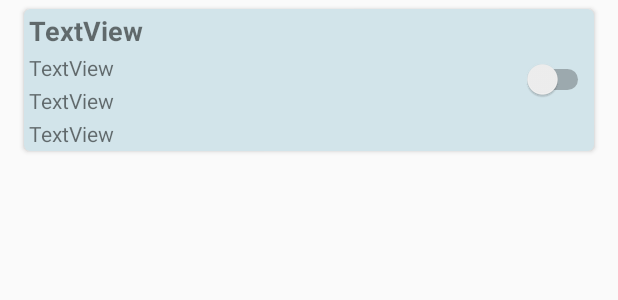
After one commit to moimfeld/AAD2020_Vvz_App_graldij_moimfeld, an Android app: the layout recycler_row_appointments_main_activity.xml on its own in the app's theme, with its tools: preview values and no code run, on a phone screen of 412 x 824 dp. The commit adds this screen. Shown: the top 300 px of the screen. Run offline under Robolectric (Android 15) with nearby library versions, the phone set to English and light mode, and no system bars.

Commit message:
implementation of the popup with recyclerview in the Timetable.java (I had to refactor some classes while doing that)

```diff
--- a/app/src/main/java/com/example/aad2020_vvz_app_graldij_moimfeld/Activities/MainActivity.java
+++ b/app/src/main/java/com/example/aad2020_vvz_app_graldij_moimfeld/Activities/MainActivity.java
@@ -35,7 +35,7 @@ public class MainActivity extends AppCompatActivity {
         setContentView(R.layout.activity_main);
 
         //SharedPreference needs to be created in order to pass it to the recycler adapters
-        SharedPreferences sharedPreferences= getSharedPreferences("shared_preferences", MODE_PRIVATE);;
+        SharedPreferences sharedPreferences= getSharedPreferences("shared_preferences", MODE_PRIVATE);
 
         //loadCourses loads whatever was saved last in the sharedPreferences with key "saved_courses
         loadCourses();
--- a/app/src/main/java/com/example/aad2020_vvz_app_graldij_moimfeld/Utils/Appointment.java
+++ b/app/src/main/java/com/example/aad2020_vvz_app_graldij_moimfeld/Utils/Appointment.java
@@ -4,6 +4,7 @@ import java.util.ArrayList;
 
 public class Appointment {
 
+    public String courseName;
     public String category;
     public String day;
     public ArrayList<Integer> time;
@@ -12,7 +13,8 @@ public class Appointment {
     public String place;
     public boolean selected;
 
-    public Appointment(String category, String day, ArrayList<Integer> time, String periodicity, ArrayList<String> dates, String place){
+    public Appointment(String courseName, String category, String day, ArrayList<Integer> time, String periodicity, ArrayList<String> dates, String place){
+        this.courseName = courseName;
         this.category = category;
         this.day = day;
         this.time = time;
--- a/app/src/main/res/layout/popup.xml
+++ b/app/src/main/res/layout/popup_main_actitvity.xml
@@ -24,7 +24,7 @@
             android:orientation="vertical">
 
             <TextView
-                android:id="@+id/textView"
+                android:id="@+id/textViewMainActivity"
                 android:layout_width="match_parent"
                 android:layout_height="wrap_content"
                 android:layout_marginTop="8dp"
@@ -35,7 +35,7 @@
                 android:textStyle="bold" />
 
             <androidx.recyclerview.widget.RecyclerView
-                android:id="@+id/recycler_view_appointments"
+                android:id="@+id/recycler_view_appointments_main_activity"
                 android:layout_width="match_parent"
                 android:layout_height="wrap_content"
                 android:layout_marginTop="12dp"
--- /dev/null
+++ b/app/src/main/res/layout/recycler_row_appointments_main_activity.xml
@@ -0,0 +1,81 @@
+<?xml version="1.0" encoding="utf-8"?>
+
+<androidx.cardview.widget.CardView xmlns:android="http://schemas.android.com/apk/res/android"
+    xmlns:app="http://schemas.android.com/apk/res-auto"
+    android:layout_width="match_parent"
+    android:layout_height="wrap_content"
+    android:layout_marginStart="16dp"
+    android:layout_marginTop="6dp"
+    android:layout_marginEnd="16dp"
+    android:layout_marginBottom="6dp"
+    app:cardBackgroundColor="#D2E4EA"
+    app:cardCornerRadius="4dp"
+    app:cardElevation="2dp">
+
+    <LinearLayout
+        android:layout_width="match_parent"
+        android:layout_height="wrap_content"
+        android:orientation="horizontal">
+
+        <LinearLayout
+            android:layout_width="wrap_content"
+            android:layout_height="wrap_content"
+            android:layout_weight="0.8"
+            android:orientation="vertical">
+
+            <TextView
+                android:id="@+id/recycler_row_appointment_category_main_activity"
+                android:layout_width="match_parent"
+                android:layout_height="wrap_content"
+                android:paddingStart="3dp"
+                android:paddingTop="2dp"
+                android:paddingBottom="1dp"
+                android:text="TextView"
+                android:textSize="18sp"
+                android:textStyle="bold" />
+
+            <TextView
+                android:id="@+id/recycler_row_appointment_day_main_activity"
+                android:layout_width="match_parent"
+                android:layout_height="wrap_content"
+                android:paddingStart="3dp"
+                android:paddingTop="1dp"
+                android:paddingBottom="1dp"
+                android:text="TextView" />
+
+            <TextView
+                android:id="@+id/recycler_row_appointment_time_main_activity"
+                android:layout_width="match_parent"
+                android:layout_height="wrap_content"
+                android:paddingStart="3dp"
+                android:paddingTop="1dp"
+                android:paddingBottom="1dp"
+                android:text="TextView" />
+
+            <TextView
+                android:id="@+id/recycler_row_appointments_place_main_activity"
+                android:layout_width="match_parent"
+                android:layout_height="wrap_content"
+                android:paddingStart="3dp"
+                android:paddingTop="1dp"
+                android:paddingBottom="2dp"
+                android:text="TextView" />
+
+        </LinearLayout>
+
+        <LinearLayout
+            android:id="@+id/recycler_row_appointment_linearlayout_main_activity"
+            android:layout_width="wrap_content"
+            android:layout_height="wrap_content"
+            android:layout_gravity="center"
+            android:layout_weight="0.2"
+            android:orientation="vertical">
+
+            <Switch
+                android:id="@+id/switch1_main_activity"
+                android:layout_width="match_parent"
+                android:layout_height="wrap_content" />
+        </LinearLayout>
+    </LinearLayout>
+
+</androidx.cardview.widget.CardView>
```
Also changed, not shown: app/src/main/java/com/example/aad2020_vvz_app_graldij_moimfeld/Activities/Timetable.java (+65 -0 lines), app/src/main/java/com/example/aad2020_vvz_app_graldij_moimfeld/Utils/AppointmentRecyclerAdapterMainActivity.java (added, +103 -0 lines), app/src/main/java/com/example/aad2020_vvz_app_graldij_moimfeld/Utils/AppointmentRecyclerAdapterTimetable.java (renamed from app/src/main/java/com/example/aad2020_vvz_app_graldij_moimfeld/Utils/AppointmentRecyclerApdapter.java, +15 -15 lines), app/src/main/java/com/example/aad2020_vvz_app_graldij_moimfeld/Utils/CourseRecyclerAdapter.java (+5 -6 lines), app/src/main/java/com/example/aad2020_vvz_app_graldij_moimfeld/Utils/Parse.java (+6 -6 lines), app/src/main/res/layout/popup_timetable.xml (added, +47 -0 lines), app/src/main/res/layout/recycler_row_appointments_timetable.xml (renamed from app/src/main/res/layout/recycler_row_appointments.xml, +6 -6 lines).
